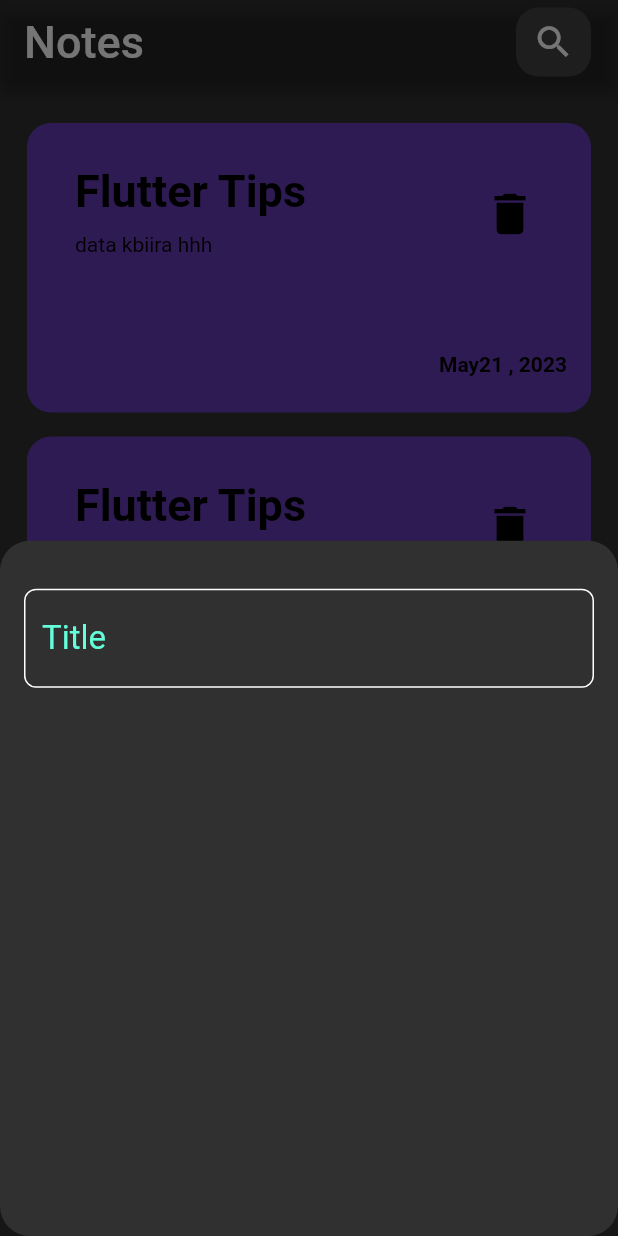
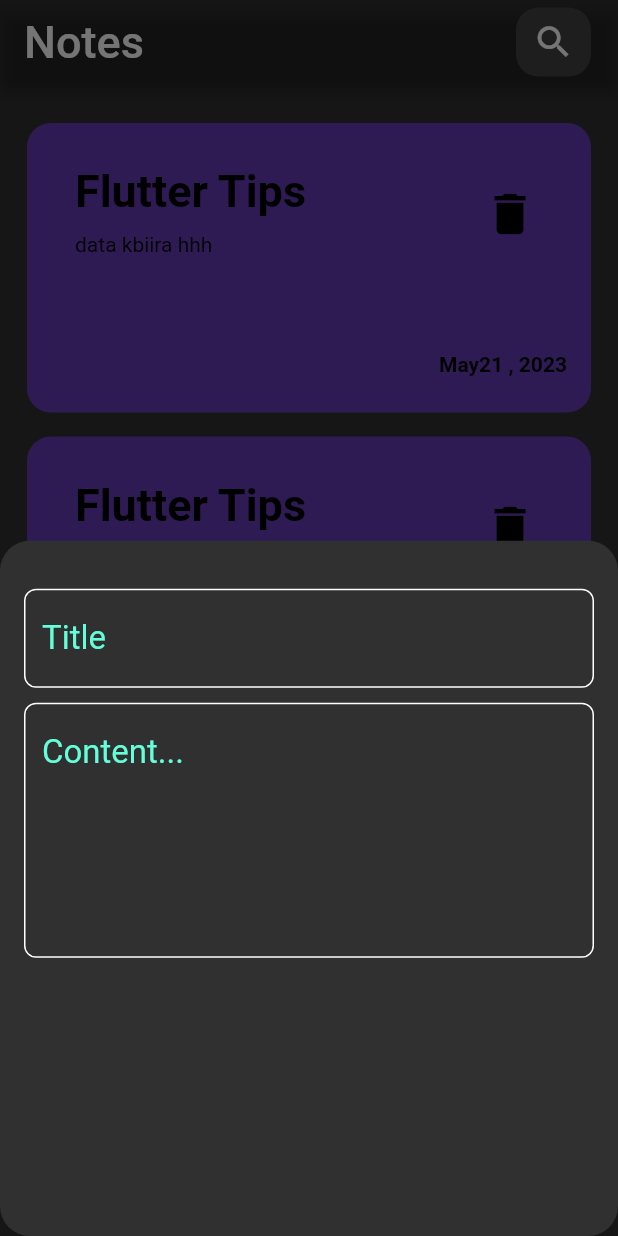
Before and after one commit to Benziane-Anis/My-Notes, a Flutter app: the screen it shows after launch, after a tap on the "add" icon, on a phone screen of 412 x 824 dp. Run offline on Flutter 3.47's test engine with Material 2 defaults, Android fonts, the phone set to English and light mode, and no system bars.

Commit message:
add fields to buttom sheet

```diff
--- a/lib/items/custom_addnote.dart
+++ b/lib/items/custom_addnote.dart
@@ -11,7 +11,9 @@ class AddNoteButtomSheet extends StatelessWidget {
       child: Column(
         children: [
           SizedBox(height: 32,),
-          MyTexteField(),
+          MyTexteField(hint: 'Title',maxLInes: 1),
+          SizedBox(height: 10,),
+          MyTexteField(hint: "Content...",maxLInes: 5),
         ],
       ),
     );
--- a/lib/items/custom_textfield.dart
+++ b/lib/items/custom_textfield.dart
@@ -1,15 +1,20 @@
 import 'package:flutter/material.dart';
 
 class MyTexteField extends StatelessWidget {
-  const MyTexteField({super.key});
+
+  const MyTexteField({super.key, required this.hint,  this.maxLInes=1});
+
+  final String hint;
+  final int maxLInes;
 
   @override
   Widget build(BuildContext context) {
     return TextField(
+      maxLines: maxLInes,
       style: TextStyle(fontSize: 22),
       cursorColor: Colors.tealAccent,
       decoration: InputDecoration(
-        hintText: "Title",
+        hintText: hint,
         hintStyle: TextStyle(color: Colors.tealAccent,fontSize: 22,),
         focusedBorder:OutlineInputBorder(
             borderRadius: BorderRadius.circular(24),
```
